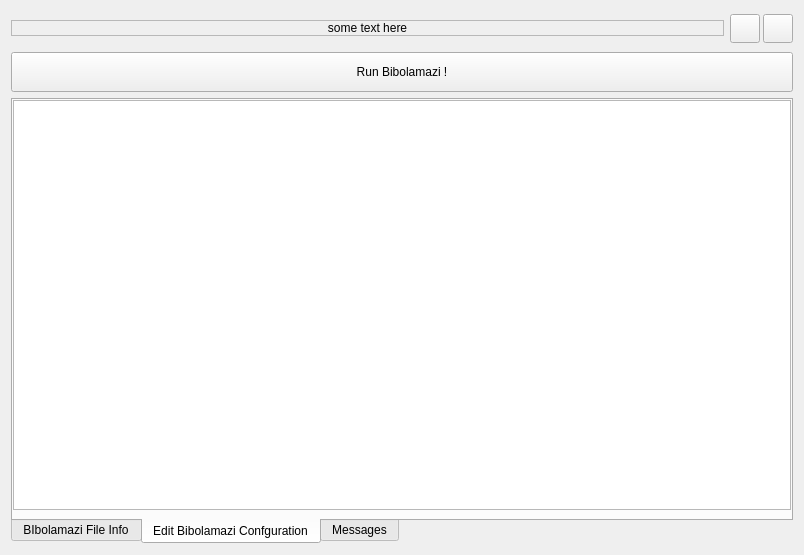
This is gui/openbibfile.ui in phfaist/bibolamazi as Qt 5 draws it before an edit. The edited form follows.
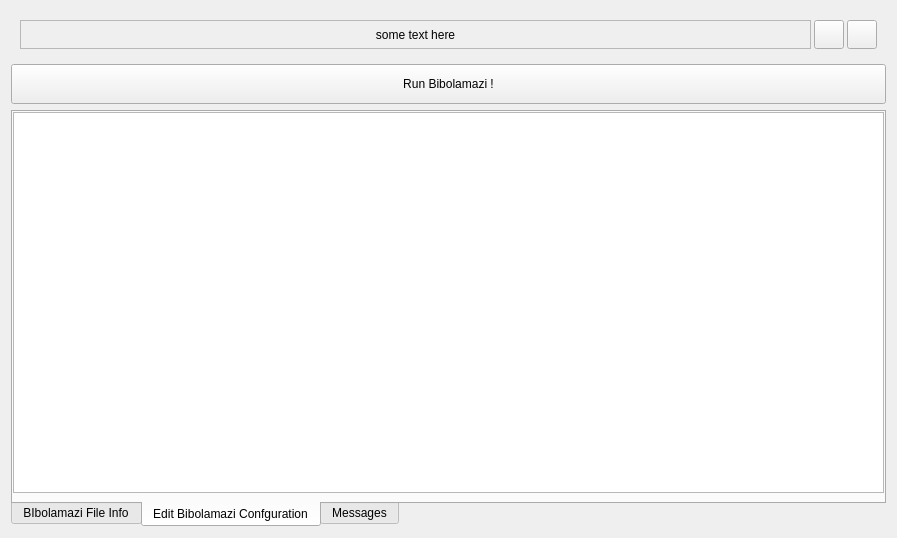
This is the edited form. The open tabs and pages were chosen to show the change. Icons and pictures are not drawn.

Patch:
```diff
--- a/gui/openbibfile.ui
+++ b/gui/openbibfile.ui
@@ -6,8 +6,8 @@
    <rect>
     <x>0</x>
     <y>0</y>
-    <width>804</width>
-    <height>555</height>
+    <width>897</width>
+    <height>538</height>
    </rect>
   </property>
   <layout class="QGridLayout" name="lyt">
@@ -89,7 +89,7 @@
         <number>8</number>
        </property>
        <item>
-        <widget class="QPlainTextEdit" name="txtConfig">
+        <widget class="QTextEdit" name="txtConfig">
          <property name="font">
           <font>
            <family>Courier 10 Pitch</family>
@@ -177,11 +177,21 @@
     </widget>
    </item>
    <item row="0" column="0">
+    <widget class="QWidget" name="wHead" native="true">
+     <property name="sizePolicy">
+      <sizepolicy hsizetype="Preferred" vsizetype="Fixed">
+       <horstretch>0</horstretch>
+       <verstretch>0</verstretch>
+      </sizepolicy>
+     </property>
     <layout class="QHBoxLayout" name="horizontalLayout">
+      <property name="spacing">
+       <number>3</number>
+      </property>
      <item>
       <widget class="QLabel" name="lblFileName">
        <property name="sizePolicy">
-        <sizepolicy hsizetype="Preferred" vsizetype="Fixed">
+         <sizepolicy hsizetype="Preferred" vsizetype="Preferred">
          <horstretch>0</horstretch>
          <verstretch>0</verstretch>
         </sizepolicy>
@@ -204,52 +214,10 @@
        <property name="alignment">
         <set>Qt::AlignCenter</set>
        </property>
-       <property name="margin">
-        <number>10</number>
-       </property>
-      </widget>
-     </item>
-     <item>
-      <widget class="QFrame" name="frmEditTools">
-       <property name="sizePolicy">
-        <sizepolicy hsizetype="Fixed" vsizetype="Preferred">
-         <horstretch>0</horstretch>
-         <verstretch>0</verstretch>
-        </sizepolicy>
-       </property>
-       <property name="frameShape">
-        <enum>QFrame::NoFrame</enum>
-       </property>
-       <property name="frameShadow">
-        <enum>QFrame::Plain</enum>
-       </property>
-       <property name="lineWidth">
-        <number>0</number>
-       </property>
-       <layout class="QHBoxLayout" name="horizontalLayout_2">
-        <property name="spacing">
-         <number>3</number>
-        </property>
-        <property name="leftMargin">
-         <number>0</number>
-        </property>
-        <property name="topMargin">
-         <number>3</number>
-        </property>
-        <property name="rightMargin">
-         <number>0</number>
-        </property>
-        <property name="bottomMargin">
-         <number>3</number>
-        </property>
+       </widget>
+      </item>
         <item>
          <widget class="QToolButton" name="btnRefresh">
-          <property name="sizePolicy">
-           <sizepolicy hsizetype="Fixed" vsizetype="Preferred">
-            <horstretch>0</horstretch>
-            <verstretch>0</verstretch>
-           </sizepolicy>
-          </property>
           <property name="icon">
            <iconset resource="bibolamazi_res.qrc">
             <normaloff>:/pic/refresh.png</normaloff>:/pic/refresh.png</iconset>
@@ -278,8 +246,6 @@
         </item>
        </layout>
       </widget>
-     </item>
-    </layout>
    </item>
   </layout>
  </widget>
```
Left out of the diff: 9 changed lines with no effect on the pictures. Lines whose indentation alone changed are shown as unchanged.
